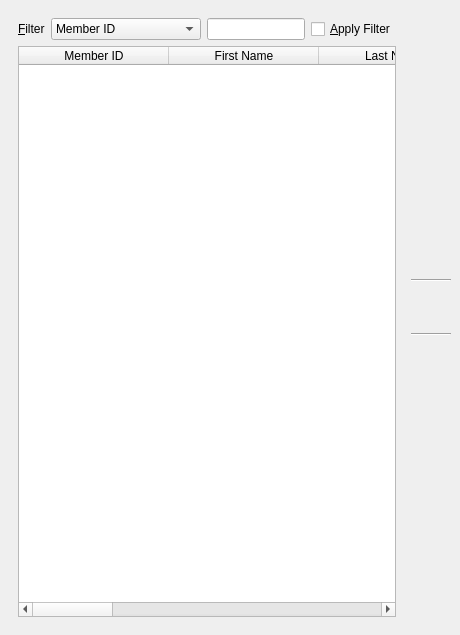
Old version of the form UI/biblioteq_members_browser.ui in the repository textbrowser/biblioteq.
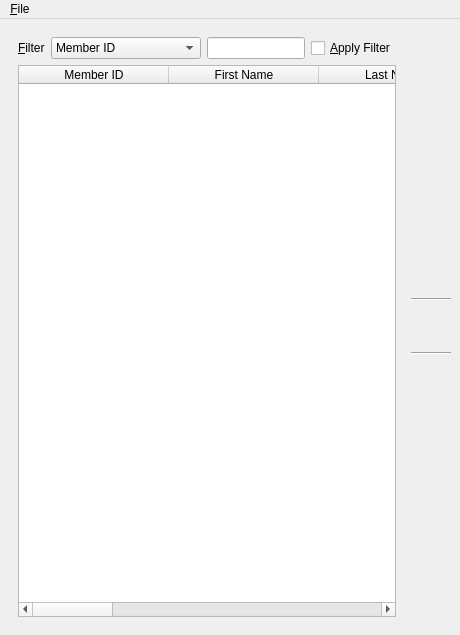
New version of the form. Icons and pictures are not drawn.

The edit to the form file:
```diff
--- a/UI/biblioteq_members_browser.ui
+++ b/UI/biblioteq_members_browser.ui
@@ -436,6 +436,32 @@
     </item>
    </layout>
   </widget>
+  <widget class="QMenuBar" name="menuBar">
+   <property name="geometry">
+    <rect>
+     <x>0</x>
+     <y>0</y>
+     <width>460</width>
+     <height>25</height>
+    </rect>
+   </property>
+   <widget class="QMenu" name="menu_File">
+    <property name="title">
+     <string>&amp;File</string>
+    </property>
+    <addaction name="action_Export"/>
+   </widget>
+   <addaction name="menu_File"/>
+  </widget>
+  <action name="action_Export">
+   <property name="icon">
+    <iconset resource="../Icons/icons.qrc">
+     <normaloff>:/16x16/fileexport.png</normaloff>:/16x16/fileexport.png</iconset>
+   </property>
+   <property name="text">
+    <string>&amp;Export Table View as CSV...</string>
+   </property>
+  </action>
  </widget>
  <tabstops>
   <tabstop>filtertype</tabstop>
```
